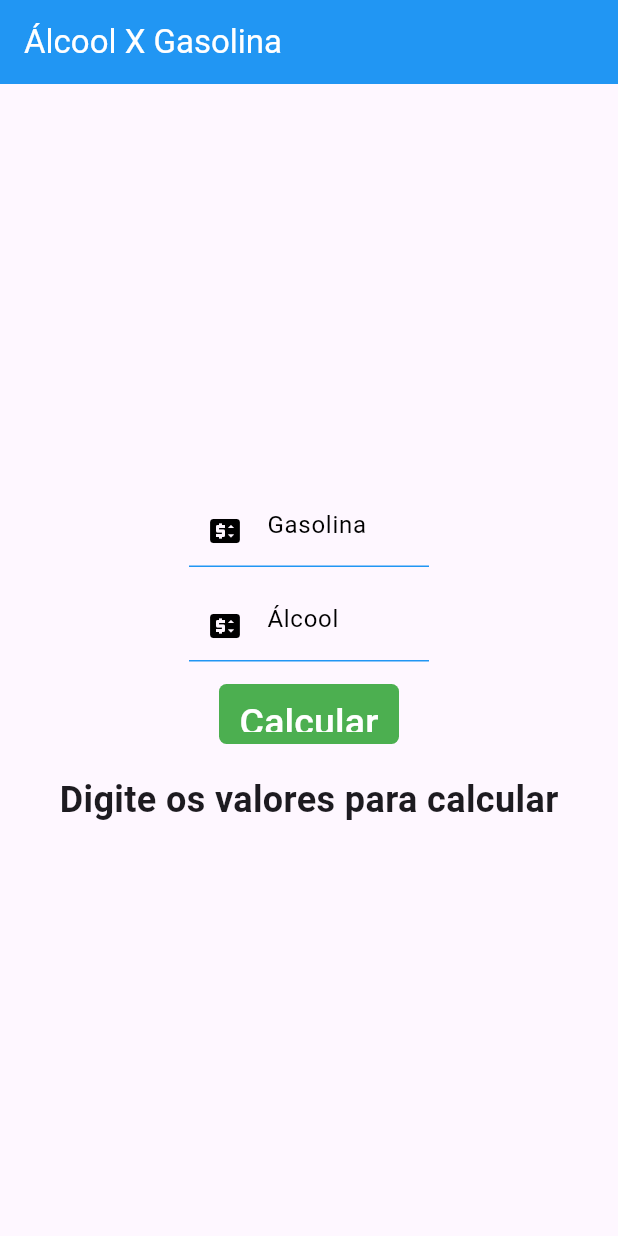
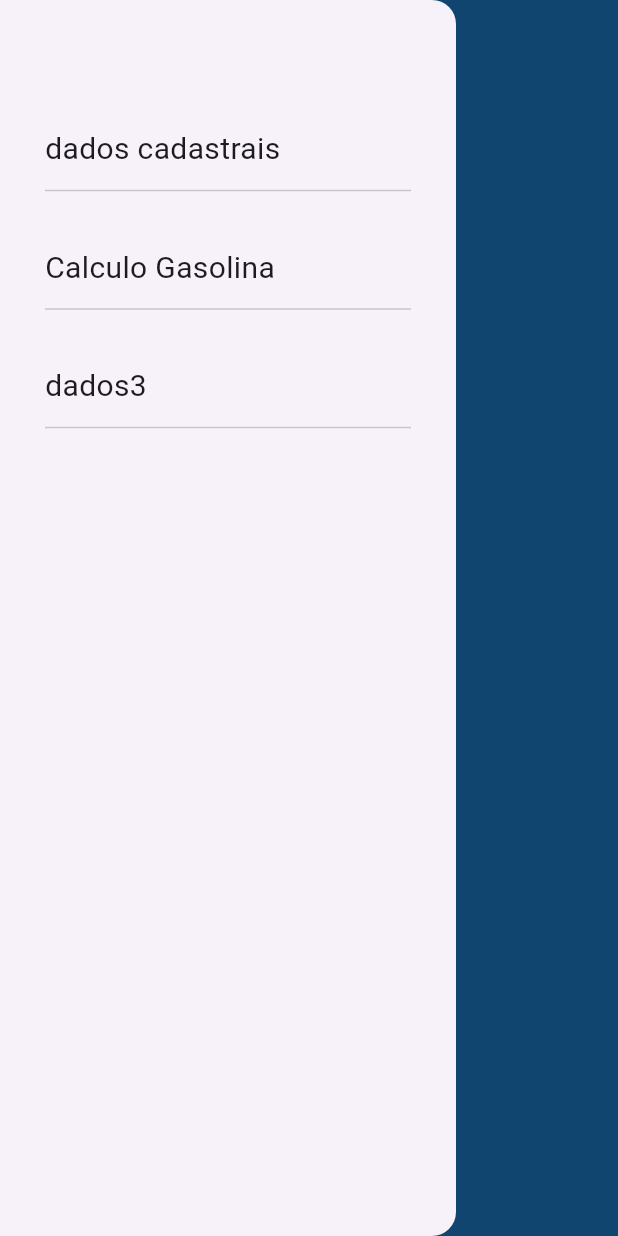
Before and after one commit to Soarezzsemj/Comparador-Precos, a Flutter app: the MainPage screen opened directly, with the side drawer open (before the commit the screen has no drawer), on a phone screen of 412 x 824 dp. Run offline on Flutter 3.47's test engine with Material 3 defaults, Android fonts, the phone set to English and light mode, and no system bars.

Commit message:
feat: scroll direction e integrado com o calulador de gasolina

```diff
--- /dev/null
+++ b/lib/pages/Pagina1Page.dart
@@ -0,0 +1,12 @@
+import 'package:flutter/material.dart';
+
+class Pagina1page extends StatelessWidget {
+  const Pagina1page({super.key});
+
+  @override
+  Widget build(BuildContext context) {
+    return Container(
+        color: Colors.blue
+    );
+  }
+}
--- /dev/null
+++ b/lib/pages/dados_cadastrais.dart
@@ -0,0 +1,15 @@
+import 'package:flutter/material.dart';
+
+class DadosCadastraisPage extends StatelessWidget {
+  final String texto;
+  final List<String> dados;
+  const DadosCadastraisPage({super.key, required this.texto, required this.dados});
+
+  @override
+  Widget build(BuildContext context) {
+    return Scaffold(
+      appBar: AppBar(title: Text(texto),),
+      body: Center(child: Text("Dados Cadastrais"),),
+    );
+  }
+}
--- a/lib/pages/main_page.dart
+++ b/lib/pages/main_page.dart
@@ -1,4 +1,9 @@
+import 'package:comparador_gasolina_alcool/pages/Pagina1Page.dart';
+import 'package:comparador_gasolina_alcool/pages/Pagina2Page.dart';
+import 'package:comparador_gasolina_alcool/pages/dados_cadastrais.dart';
 import 'package:flutter/material.dart';
+
+import 'main_page2.dart';
 
 class MainPage extends StatefulWidget {
   const MainPage({super.key});
@@ -8,106 +13,71 @@ class MainPage extends StatefulWidget {
 }
 
 class _MainPageState extends State<MainPage> {
-  double precoGasolina = 0.0;
-  double precoAlcool = 0.0;
-  double resultado = 0.0;
   @override
   Widget build(BuildContext context) {
-    // O Scaffold deve ser o widget raiz aqui, não dentro de um Column
-    return Scaffold(
-      appBar: AppBar(
-        title: const Text("Álcool X Gasolina",style: TextStyle(color: Colors.white), ),
-        backgroundColor: Colors.blue,
-      ),
-      body: SafeArea(
-        child: Center(
-          // O Column aqui dentro permite ter vários elementos (TextField e Container)
-          child: Column(
-            mainAxisAlignment: MainAxisAlignment.center,
-            children: [
-              Container(
-                child: SizedBox(
-                  width: 160,
-                  child: TextField(
-                    onChanged: (valueGas) {
-                      setState(() {
-                        precoGasolina = double.tryParse(valueGas) ?? 0.0;
-                      });
-                    },
-                    decoration: const InputDecoration(
-                      enabledBorder: UnderlineInputBorder(
-                        borderSide: BorderSide(color: Colors.blue),
-                      ),
-                      hintText: "Gasolina",
-                      hintStyle: TextStyle(color: Colors.black),
-                      prefixIcon: Icon(Icons.price_change, color: Colors.black),
-                    ),
-                  ),
+    return SafeArea(
+      child: Scaffold(
+        appBar: AppBar(title: Text("app", style: TextStyle(color: Colors.white),), backgroundColor: Colors.blue,),
+        drawer: Drawer(child:
+          Padding(
+            padding: EdgeInsets.symmetric(vertical: 30, horizontal: 30),
+            child: Column(
+              crossAxisAlignment: CrossAxisAlignment.start,
+              children: [
+                SizedBox(
+                  height: 50 ,
                 ),
-              ),
-              const SizedBox(height: 15),
-              Container(
-                child: SizedBox(
-                  width: 160,
-                  child: TextField(
-                    onChanged: (valueEthanol) {
-                      setState(() {
-                        precoAlcool = double.tryParse(valueEthanol) ?? 0.0;
-                      });
-                    },
-                    decoration: const InputDecoration(
-                      enabledBorder: UnderlineInputBorder(
-                        borderSide: BorderSide(color: Colors.blue),
-                      ),
-                      hintText: "Álcool",
-                      hintStyle: TextStyle(color: Colors.black),
-                      prefixIcon: Icon(Icons.price_change, color: Colors.black),
-                    ),
-                  ),
+                InkWell(
+                  onTap: () {
+                    Navigator.pop(context);
+                    Navigator.push(context, MaterialPageRoute(builder: (context) => DadosCadastraisPage(
+                      texto: "Meus dados",
+                      dados: ["nome", "idade"],
+                    )));
+
+                  },
+                    child: Container(
+                        padding:  EdgeInsets.symmetric(vertical: 5),
+                        width: double.infinity,
+                        child: Text("dados cadastrais", style: TextStyle(fontSize: 20),)),
                 ),
-              ),
-              const SizedBox(height: 15),
+                Divider(),
                 SizedBox(
-                  height: 40,
-                  width: 120,
-                child: TextButton(
-                  onPressed: () {
-                    setState(() {
-                      if(precoGasolina > 0){
-                        resultado = precoAlcool / precoGasolina;
-                      } else {
-                        resultado = 0.0;
-                      }
+                  height: 24 ,
+                ),
+                InkWell(
+                  onTap: () {
 
-                      debugPrint(resultado.toString());
-                    });
+                    Navigator.pop(context);
+                    Navigator.push(context, MaterialPageRoute(builder: (context) => MainPageee(
+                    )));
                   },
-                  style: ButtonStyle(
-                    backgroundColor: WidgetStateProperty.all(Colors.green),
-                    shape: WidgetStateProperty.all(
-                      RoundedRectangleBorder(
-                        borderRadius: BorderRadiusGeometry.circular(5),
-                      ),
-                    ),
-                  ),
-                  child: Text(
-                    "Calcular",
-                    style: TextStyle(
-                      color: Colors.white,
-                      fontSize: 25,
-                      fontWeight: FontWeight.w500,
-                    ),
-                  ),
+                  child: Container(
+                      padding:  EdgeInsets.symmetric(vertical: 5),
+                      width: double.infinity,
+                      child: Text("Calculo Gasolina", style: TextStyle(fontSize: 20),)),
                 ),
-              ),
-              const SizedBox(height:20),
-              Text(
-                resultado == 0.0 ? "Digite os valores para calcular" : ( resultado < 0.7 ? "Abasteça com Álcool": "Abasteça com Gasolina"),
-                style: const TextStyle(fontSize: 24, fontWeight: FontWeight.bold),
-              ),
-            ],
-          ),
-        ),
+                Divider(),
+                SizedBox(
+                  height: 24 ,
+                ),
+                InkWell(
+                  onTap: () {},
+                  child: Container(
+                      padding:  EdgeInsets.symmetric(vertical: 5),
+                      width: double.infinity,
+                      child: Text("dados3", style: TextStyle(fontSize: 20),)),
+                ),
+                Divider(),
+              ],
+            ),
+          ),),
+        body: PageView(
+          scrollDirection: Axis.vertical,
+          children: [
+          Pagina1page(),
+          Pagina2page(),
+        ],),
       ),
     );
   }
```
Also changed, not shown: lib/pages/Pagina2Page.dart (added, +13 -0 lines), lib/pages/main_page2.dart (added, +114 -0 lines).
